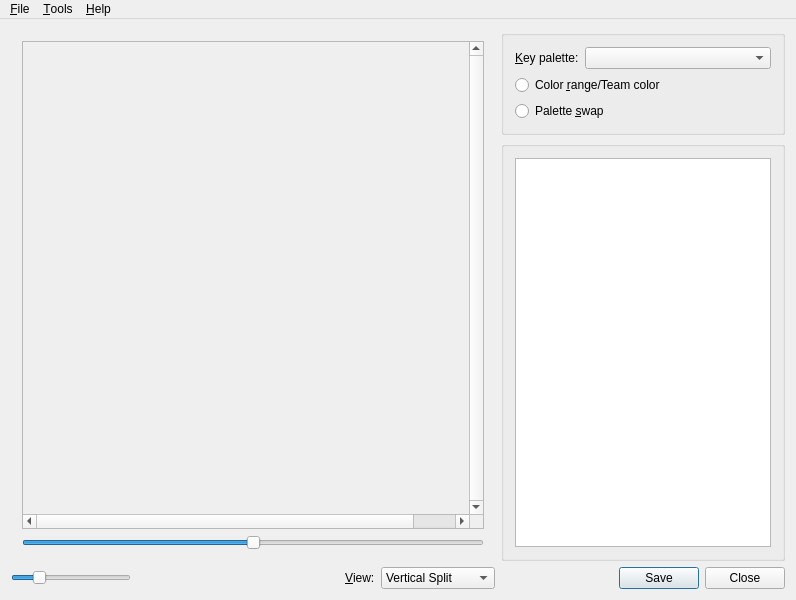
This is src/mainwindow.ui in irydacea/wespal as Qt 5 draws it before an edit. The edited form follows.
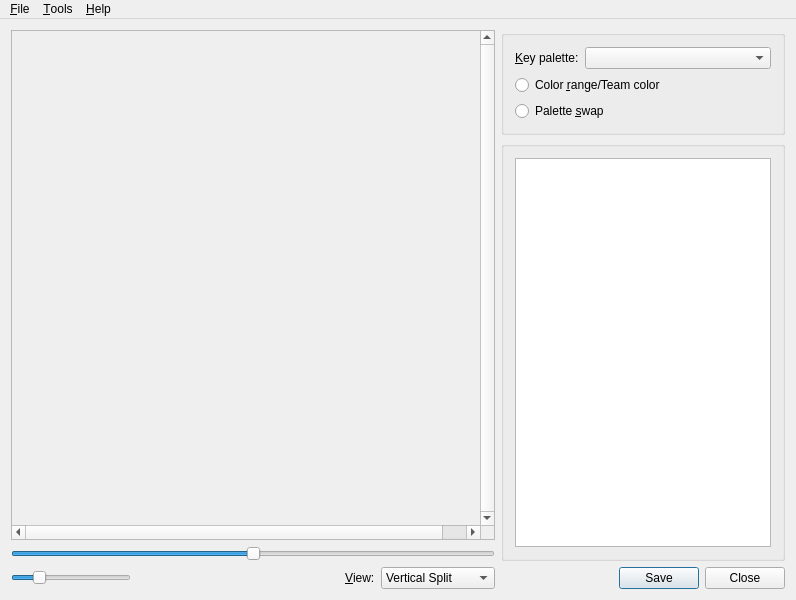
This is the edited form. The open tabs and pages were chosen to show the change. Icons and pictures are not drawn. Custom widgets are drawn as their Qt base class.

Commit message: main: Remove margins around composite preview

Patch:
```diff
--- a/src/mainwindow.ui
+++ b/src/mainwindow.ui
@@ -305,6 +305,18 @@
           </widget>
           <widget class="QWidget" name="pageWorkAreaComposite">
            <layout class="QGridLayout" name="gridLayout_4">
+            <property name="leftMargin">
+             <number>0</number>
+            </property>
+            <property name="topMargin">
+             <number>0</number>
+            </property>
+            <property name="rightMargin">
+             <number>0</number>
+            </property>
+            <property name="bottomMargin">
+             <number>0</number>
+            </property>
             <item row="1" column="0">
              <widget class="QSlider" name="viewSlider">
               <property name="maximum">
```
